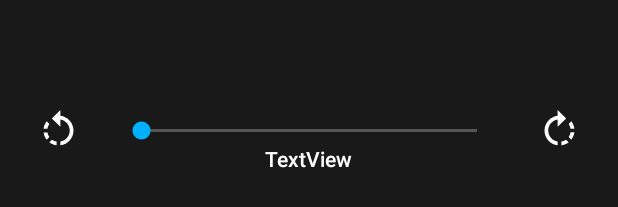
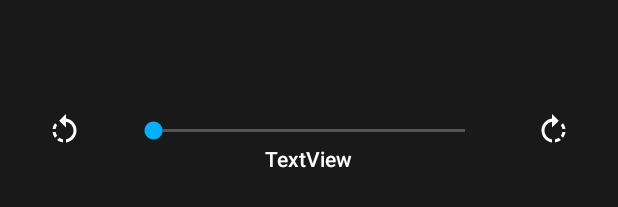
Before and after one commit to volkoffvitaly/SimplePhotoEditor, an Android app: the layout rotate_fragment.xml on its own in the app's theme, with its tools: preview values and no code run, on a phone screen of 412 x 824 dp. Shown: the part 488-695 px from the top of the screen. Run offline under Robolectric (Android 15) with nearby library versions, the phone set to English and light mode, and no system bars.

Commit message:
Нормальные кнопки в повороте, цветные фильтры

```diff
--- a/app/src/main/res/drawable-anydpi/ic_left_rotate.xml
+++ b/app/src/main/res/drawable-anydpi/ic_left_rotate.xml
@@ -1,11 +1,14 @@
 <vector xmlns:android="http://schemas.android.com/apk/res/android"
     android:width="24dp"
     android:height="24dp"
-    android:viewportWidth="24"
-    android:viewportHeight="24"
+    android:viewportWidth="70"
+    android:viewportHeight="70"
     android:tint="#FFFFFF"
     android:alpha="1.0">
-    <path
-        android:fillColor="#FF000000"
-        android:pathData="M7.11,8.53L5.7,7.11C4.8,8.27 4.24,9.61 4.07,11h2.02c0.14,-0.87 0.49,-1.72 1.02,-2.47zM6.09,13L4.07,13c0.17,1.39 0.72,2.73 1.62,3.89l1.41,-1.42c-0.52,-0.75 -0.87,-1.59 -1.01,-2.47zM7.1,18.32c1.16,0.9 2.51,1.44 3.9,1.61L11,17.9c-0.87,-0.15 -1.71,-0.49 -2.46,-1.03L7.1,18.32zM13,4.07L13,1L8.45,5.55 13,10L13,6.09c2.84,0.48 5,2.94 5,5.91s-2.16,5.43 -5,5.91v2.02c3.95,-0.49 7,-3.85 7,-7.93s-3.05,-7.44 -7,-7.93z"/>
+
+    <group android:translateX="23" android:translateY="23">
+        <path
+            android:fillColor="#FF000000"
+            android:pathData="M7.11,8.53L5.7,7.11C4.8,8.27 4.24,9.61 4.07,11h2.02c0.14,-0.87 0.49,-1.72 1.02,-2.47zM6.09,13L4.07,13c0.17,1.39 0.72,2.73 1.62,3.89l1.41,-1.42c-0.52,-0.75 -0.87,-1.59 -1.01,-2.47zM7.1,18.32c1.16,0.9 2.51,1.44 3.9,1.61L11,17.9c-0.87,-0.15 -1.71,-0.49 -2.46,-1.03L7.1,18.32zM13,4.07L13,1L8.45,5.55 13,10L13,6.09c2.84,0.48 5,2.94 5,5.91s-2.16,5.43 -5,5.91v2.02c3.95,-0.49 7,-3.85 7,-7.93s-3.05,-7.44 -7,-7.93z"/>
+    </group>
 </vector>
--- a/app/src/main/res/drawable-anydpi/ic_right_rotate.xml
+++ b/app/src/main/res/drawable-anydpi/ic_right_rotate.xml
@@ -1,11 +1,14 @@
 <vector xmlns:android="http://schemas.android.com/apk/res/android"
     android:width="24dp"
     android:height="24dp"
-    android:viewportWidth="24"
-    android:viewportHeight="24"
+    android:viewportWidth="70"
+    android:viewportHeight="70"
     android:tint="@color/color_for_buttons"
     android:alpha="1.0">
-    <path
-        android:fillColor="#FF000000"
-        android:pathData="M15.55,5.55L11,1v3.07C7.06,4.56 4,7.92 4,12s3.05,7.44 7,7.93v-2.02c-2.84,-0.48 -5,-2.94 -5,-5.91s2.16,-5.43 5,-5.91L11,10l4.55,-4.45zM19.93,11c-0.17,-1.39 -0.72,-2.73 -1.62,-3.89l-1.42,1.42c0.54,0.75 0.88,1.6 1.02,2.47h2.02zM13,17.9v2.02c1.39,-0.17 2.74,-0.71 3.9,-1.61l-1.44,-1.44c-0.75,0.54 -1.59,0.89 -2.46,1.03zM16.89,15.48l1.42,1.41c0.9,-1.16 1.45,-2.5 1.62,-3.89h-2.02c-0.14,0.87 -0.48,1.72 -1.02,2.48z"/>
+
+    <group android:translateX="23" android:translateY="23">
+        <path
+            android:fillColor="#FF000000"
+            android:pathData="M15.55,5.55L11,1v3.07C7.06,4.56 4,7.92 4,12s3.05,7.44 7,7.93v-2.02c-2.84,-0.48 -5,-2.94 -5,-5.91s2.16,-5.43 5,-5.91L11,10l4.55,-4.45zM19.93,11c-0.17,-1.39 -0.72,-2.73 -1.62,-3.89l-1.42,1.42c0.54,0.75 0.88,1.6 1.02,2.47h2.02zM13,17.9v2.02c1.39,-0.17 2.74,-0.71 3.9,-1.61l-1.44,-1.44c-0.75,0.54 -1.59,0.89 -2.46,1.03zM16.89,15.48l1.42,1.41c0.9,-1.16 1.45,-2.5 1.62,-3.89h-2.02c-0.14,0.87 -0.48,1.72 -1.02,2.48z"/>
+    </group>
 </vector>
--- a/app/src/main/res/layout/rotate_fragment.xml
+++ b/app/src/main/res/layout/rotate_fragment.xml
@@ -12,8 +12,8 @@
         android:id="@+id/seekAngle"
         android:layout_width="0dp"
         android:layout_height="wrap_content"
-        android:layout_marginStart="24dp"
-        android:layout_marginEnd="24dp"
+        android:layout_marginStart="8dp"
+        android:layout_marginEnd="8dp"
         android:max="90"
         android:progressBackgroundTint="#FFFFFF"
         app:layout_constraintBottom_toBottomOf="parent"
@@ -35,9 +35,9 @@
 
     <Button
         android:id="@+id/bRightRotate"
-        android:layout_width="30dp"
-        android:layout_height="30dp"
-        android:layout_marginEnd="24dp"
+        android:layout_width="70dp"
+        android:layout_height="70dp"
+        android:layout_marginEnd="8dp"
         android:background="@drawable/ic_right_rotate"
         android:backgroundTint="@color/color_for_buttons"
         app:layout_constraintBottom_toBottomOf="parent"
@@ -46,9 +46,9 @@
 
     <Button
         android:id="@+id/bLeftRotate"
-        android:layout_width="30dp"
-        android:layout_height="30dp"
-        android:layout_marginStart="24dp"
+        android:layout_width="70dp"
+        android:layout_height="70dp"
+        android:layout_marginStart="8dp"
         android:layout_weight="1"
         android:background="@drawable/ic_left_rotate"
         android:backgroundTint="@color/color_for_buttons"
```
Also changed, not shown: app/src/main/java/com/example/photoeditor/FiltersFragment.kt (+114 -6 lines).
